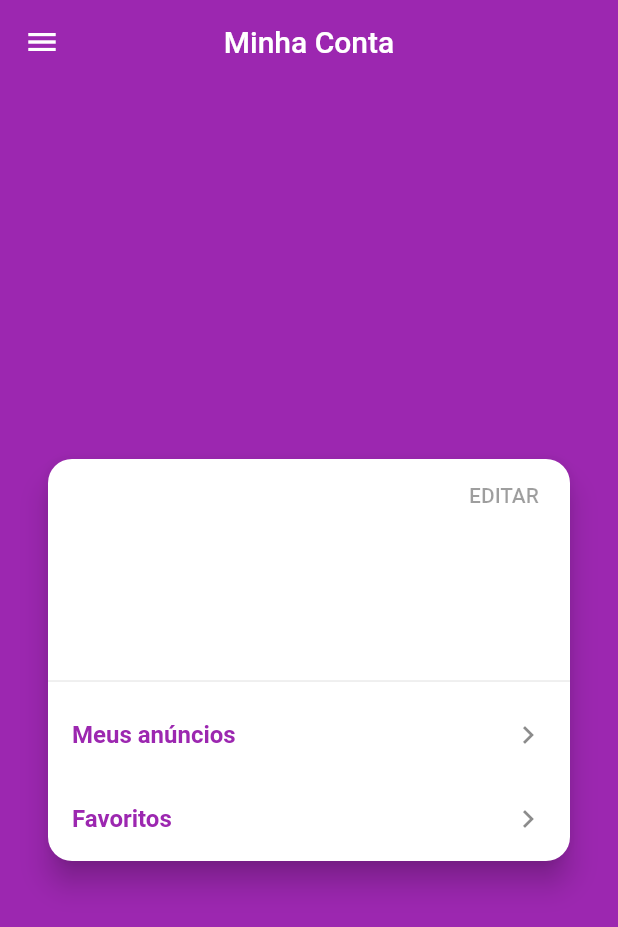
After one commit to Raimundo-Martins/App_XLO, a Flutter app: the AccountScreen screen opened directly, on a phone screen of 412 x 824 dp. The commit adds this screen. Shown: the top 927 px of the screen. Run offline on Flutter 3.47's test engine with Material 2 defaults, Android fonts, the phone set to English and light mode, and no system bars; our stand-ins replace brasil_fields, carousel_pro, dio, flutter_mobx, get_it, image_cropper and 6 more; accounts and stored records are empty; generated files the repository leaves out were written again; network calls fail; statements that could not run were skipped.

Commit message:
Tela Meus anúncios

```diff
--- a/lib/repositories/adverts_repository.dart
+++ b/lib/repositories/adverts_repository.dart
@@ -153,4 +153,6 @@ class AdvertsRepository {
     else
       return Future.error(ParseErrors.getDescription(response.error.code));
   }
+
+  Future<List<Adverts>> getMyAdverts(User user) {}
 }
--- /dev/null
+++ b/lib/screens/account/account_screen.dart
@@ -0,0 +1,98 @@
+import 'package:flutter/material.dart';
+import 'package:get_it/get_it.dart';
+import 'package:xlo/components/custom_drawer/custom_drawer.dart';
+import 'package:xlo/screens/my_adverts/my_adverts_screen.dart';
+import 'package:xlo/stores/user/user_manager_store.dart';
+
+class AccountScreen extends StatelessWidget {
+  @override
+  Widget build(BuildContext context) {
+    return Scaffold(
+      appBar: AppBar(
+        title: Text('Minha Conta'),
+        centerTitle: true,
+      ),
+      drawer: CustomDrawer(),
+      body: Center(
+        child: Card(
+          margin: EdgeInsets.symmetric(horizontal: 32),
+          shape: RoundedRectangleBorder(
+            borderRadius: BorderRadius.circular(16),
+          ),
+          elevation: 8,
+          child: Column(
+            mainAxisSize: MainAxisSize.min,
+            children: [
+              Container(
+                height: 140,
+                child: Stack(
+                  fit: StackFit.expand,
+                  children: [
+                    Align(
+                      alignment: Alignment.center,
+                      child: Column(
+                        mainAxisSize: MainAxisSize.min,
+                        children: [
+                          Text(
+                            GetIt.I<UserManagerStore>().user.name,
+                            style: TextStyle(
+                              fontSize: 20,
+                              color: Colors.purple,
+                              fontWeight: FontWeight.w900,
+                            ),
+                          ),
+                          Text(
+                            GetIt.I<UserManagerStore>().user.email,
+                            style: TextStyle(
+                              fontSize: 16,
+                              color: Colors.grey[700],
+                            ),
+                          ),
+                        ],
+                      ),
+                    ),
+                    Align(
+                      alignment: Alignment.topRight,
+                      child: FlatButton(
+                        onPressed: null,
+                        child: Text('EDITAR'),
+                        color: Colors.purple,
+                      ),
+                    )
+                  ],
+                ),
+              ),
+              Divider(),
+              ListTile(
+                title: Text(
+                  'Meus anúncios',
+                  style: TextStyle(
+                    color: Colors.purple,
+                    fontWeight: FontWeight.w600,
+                  ),
+                ),
+                trailing: Icon(Icons.keyboard_arrow_right),
+                onTap: () {
+                  Navigator.of(context).push(
+                    MaterialPageRoute(builder: (context) => MyAdvertsScreen()),
+                  );
+                },
+              ),
+              ListTile(
+                title: Text(
+                  'Favoritos',
+                  style: TextStyle(
+                    color: Colors.purple,
+                    fontWeight: FontWeight.w600,
+                  ),
+                ),
+                trailing: Icon(Icons.keyboard_arrow_right),
+                onTap: () {},
+              ),
+            ],
+          ),
+        ),
+      ),
+    );
+  }
+}
--- a/lib/screens/base/base_screen.dart
+++ b/lib/screens/base/base_screen.dart
@@ -1,6 +1,7 @@
 import 'package:flutter/material.dart';
 import 'package:get_it/get_it.dart';
 import 'package:mobx/mobx.dart';
+import 'package:xlo/screens/account/account_screen.dart';
 import 'package:xlo/screens/create/create_screen.dart';
 import 'package:xlo/screens/home/home_screen.dart';
 import 'package:xlo/stores/page/page_store.dart';
@@ -33,7 +34,7 @@ class _BaseScreenState extends State<BaseScreen> {
           CreateScreen(),
           Container(),
           Container(),
-          Container(),
+          AccountScreen(),
         ],
       ),
     );
--- a/pubspec.yaml
+++ b/pubspec.yaml
@@ -36,6 +36,9 @@ dependencies:
   shared_preferences: ^0.5.12+4
   cached_network_image: ^2.4.1
   intl: ^0.16.1
+  carousel_pro: ^1.0.0
+  readmore: ^1.0.1
+  url_launcher: ^5.7.10
 
   flutter_localizations:
     sdk: flutter
```
Also changed, not shown: lib/screens/adverts/adverts_screen.dart (added, +63 -0 lines), lib/screens/adverts/components/bottom_bar.dart (added, +92 -0 lines), lib/screens/adverts/components/description_panel.dart (added, +41 -0 lines), lib/screens/adverts/components/location_panel.dart (added, +55 -0 lines), lib/screens/adverts/components/main_panel.dart (added, +49 -0 lines), lib/screens/adverts/components/user_panel.dart (added, +49 -0 lines), lib/screens/home/components/adverts_tile.dart (+11 -2 lines), lib/screens/my_adverts/my_adverts_screen.dart (added, +45 -0 lines), lib/stores/my_adverts/my_adverts_store.dart (added, +18 -0 lines), lib/stores/home/home_store.g.dart, lib/stores/my_adverts/my_adverts_store.g.dart (added), pubspec.lock.
